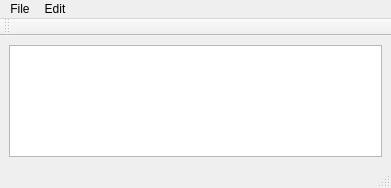
Qt form QText_Editor/mainwindow.ui (ndumisomahlangu96/Pulp-Fiction) before a commit.
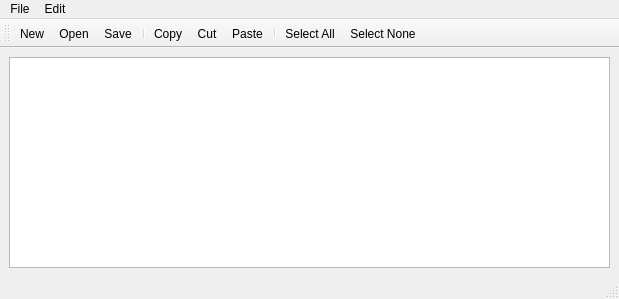
The same form after that commit. Icons and pictures are not drawn.

```diff
--- a/QText_Editor/mainwindow.ui
+++ b/QText_Editor/mainwindow.ui
@@ -6,8 +6,8 @@
    <rect>
     <x>0</x>
     <y>0</y>
-    <width>391</width>
-    <height>188</height>
+    <width>619</width>
+    <height>299</height>
    </rect>
   </property>
   <property name="windowTitle">
@@ -25,7 +25,7 @@
     <rect>
      <x>0</x>
      <y>0</y>
-     <width>391</width>
+     <width>619</width>
      <height>22</height>
     </rect>
    </property>
@@ -54,12 +54,103 @@
    <attribute name="toolBarBreak">
     <bool>false</bool>
    </attribute>
+   <addaction name="actionNew"/>
+   <addaction name="actionOpen"/>
+   <addaction name="actionSave"/>
+   <addaction name="separator"/>
+   <addaction name="actionCopy"/>
+   <addaction name="actionCut"/>
+   <addaction name="actionPaste"/>
+   <addaction name="separator"/>
+   <addaction name="actionSelect_All"/>
+   <addaction name="actionSelect_None"/>
   </widget>
   <action name="actionNew">
    <property name="text">
     <string>New</string>
    </property>
   </action>
+  <action name="actionOpen">
+   <property name="icon">
+    <iconset resource="resources.qrc">
+     <normaloff>:/file/images/open.png</normaloff>:/file/images/open.png</iconset>
+   </property>
+   <property name="text">
+    <string>Open</string>
+   </property>
+  </action>
+  <action name="actionSave">
+   <property name="icon">
+    <iconset resource="resources.qrc">
+     <normaloff>:/file/images/save.png</normaloff>:/file/images/save.png</iconset>
+   </property>
+   <property name="text">
+    <string>Save</string>
+   </property>
+  </action>
+  <action name="actionSave_As">
+   <property name="icon">
+    <iconset resource="resources.qrc">
+     <normaloff>:/file/images/saveas.png</normaloff>:/file/images/saveas.png</iconset>
+   </property>
+   <property name="text">
+    <string>Save As</string>
+   </property>
+  </action>
+  <action name="actionExit">
+   <property name="icon">
+    <iconset resource="resources.qrc">
+     <normaloff>:/file/images/cancel.png</normaloff>:/file/images/cancel.png</iconset>
+   </property>
+   <property name="text">
+    <string>Exit</string>
+   </property>
+  </action>
+  <action name="actionCopy">
+   <property name="icon">
+    <iconset resource="resources.qrc">
+     <normaloff>:/file/images/copy.png</normaloff>:/file/images/copy.png</iconset>
+   </property>
+   <property name="text">
+    <string>Copy</string>
+   </property>
+  </action>
+  <action name="actionCut">
+   <property name="icon">
+    <iconset resource="resources.qrc">
+     <normaloff>:/file/images/cut.png</normaloff>:/file/images/cut.png</iconset>
+   </property>
+   <property name="text">
+    <string>Cut</string>
+   </property>
+  </action>
+  <action name="actionPaste">
+   <property name="icon">
+    <iconset resource="resources.qrc">
+     <normaloff>:/file/images/paste.png</normaloff>:/file/images/paste.png</iconset>
+   </property>
+   <property name="text">
+    <string>Paste</string>
+   </property>
+  </action>
+  <action name="actionSelect_All">
+   <property name="icon">
+    <iconset resource="resources.qrc">
+     <normaloff>:/file/images/selectall.png</normaloff>:/file/images/selectall.png</iconset>
+   </property>
+   <property name="text">
+    <string>Select All</string>
+   </property>
+  </action>
+  <action name="actionSelect_None">
+   <property name="icon">
+    <iconset resource="resources.qrc">
+     <normaloff>:/file/images/selectnone.png</normaloff>:/file/images/selectnone.png</iconset>
+   </property>
+   <property name="text">
+    <string>Select None</string>
+   </property>
+  </action>
  </widget>
  <resources/>
  <connections/>
```
Left out of the diff: 21 changed lines with no effect on the pictures.
